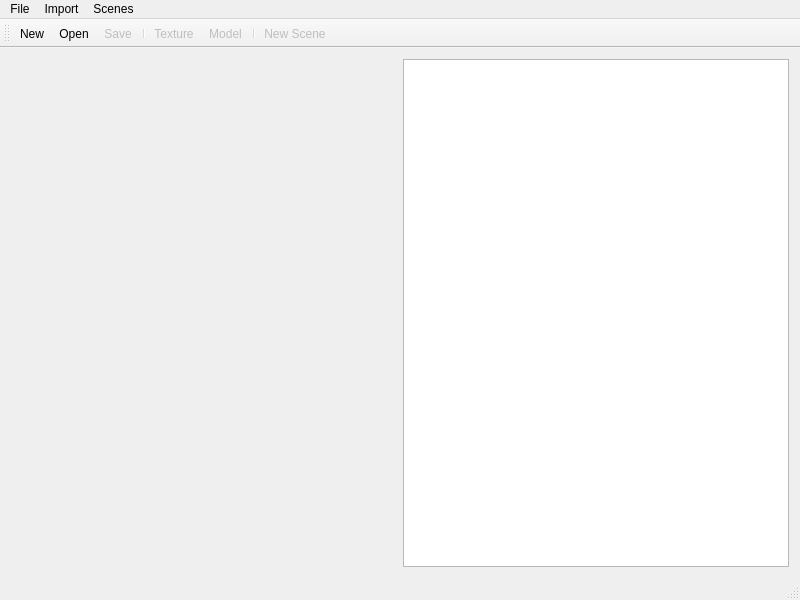
Qt form Editor/editor.ui (NinjaDanz3r/NinjaOctopushBurgersOfDoom) before a commit.
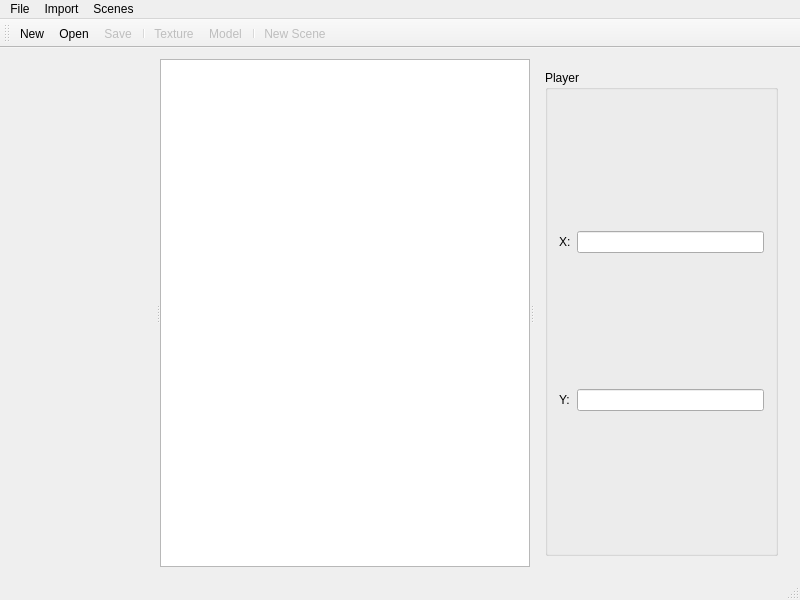
The same form after that commit. The open tabs and pages were chosen to show the change. Icons and pictures are not drawn. Custom widgets are drawn as their Qt base class.

```diff
--- a/Editor/editor.ui
+++ b/Editor/editor.ui
@@ -20,11 +20,20 @@
    <string>Editor</string>
   </property>
   <widget class="QWidget" name="centralWidget">
-   <layout class="QHBoxLayout" name="horizontalLayout">
-    <item>
-     <widget class="PreviewWidget" name="previewWidget" native="true"/>
-    </item>
-    <item>
+   <layout class="QGridLayout" name="gridLayout">
+    <item row="0" column="0">
+     <widget class="QSplitter" name="splitter">
+      <property name="orientation">
+       <enum>Qt::Horizontal</enum>
+      </property>
+      <widget class="PreviewWidget" name="previewWidget" native="true">
+       <property name="minimumSize">
+        <size>
+         <width>100</width>
+         <height>0</height>
+        </size>
+       </property>
+      </widget>
      <widget class="QTreeWidget" name="treeWidget">
       <property name="sizePolicy">
        <sizepolicy hsizetype="Preferred" vsizetype="Preferred">
@@ -32,6 +41,12 @@
         <verstretch>0</verstretch>
        </sizepolicy>
       </property>
+       <property name="minimumSize">
+        <size>
+         <width>100</width>
+         <height>0</height>
+        </size>
+       </property>
       <property name="columnCount">
        <number>1</number>
       </property>
@@ -43,6 +58,52 @@
         <string>1</string>
        </property>
       </column>
+      </widget>
+      <widget class="QStackedWidget" name="stackedWidget">
+       <property name="minimumSize">
+        <size>
+         <width>100</width>
+         <height>0</height>
+        </size>
+       </property>
+       <property name="currentIndex">
+        <number>0</number>
+       </property>
+       <widget class="QWidget" name="emptyPage"/>
+       <widget class="QWidget" name="scenePage">
+        <layout class="QVBoxLayout" name="verticalLayout">
+         <item>
+          <widget class="QGroupBox" name="playerGroupBox">
+           <property name="title">
+            <string>Player</string>
+           </property>
+           <layout class="QGridLayout" name="gridLayout_2">
+            <item row="0" column="0">
+             <widget class="QLabel" name="label">
+              <property name="text">
+               <string>X:</string>
+              </property>
+             </widget>
+            </item>
+            <item row="0" column="1">
+             <widget class="QLineEdit" name="playerXLineEdit"/>
+            </item>
+            <item row="1" column="0">
+             <widget class="QLabel" name="label_2">
+              <property name="text">
+               <string>Y:</string>
+              </property>
+             </widget>
+            </item>
+            <item row="1" column="1">
+             <widget class="QLineEdit" name="playerYLineEdit"/>
+            </item>
+           </layout>
+          </widget>
+         </item>
+        </layout>
+       </widget>
+      </widget>
      </widget>
     </item>
    </layout>
```
Lines whose indentation alone changed are shown as unchanged.
